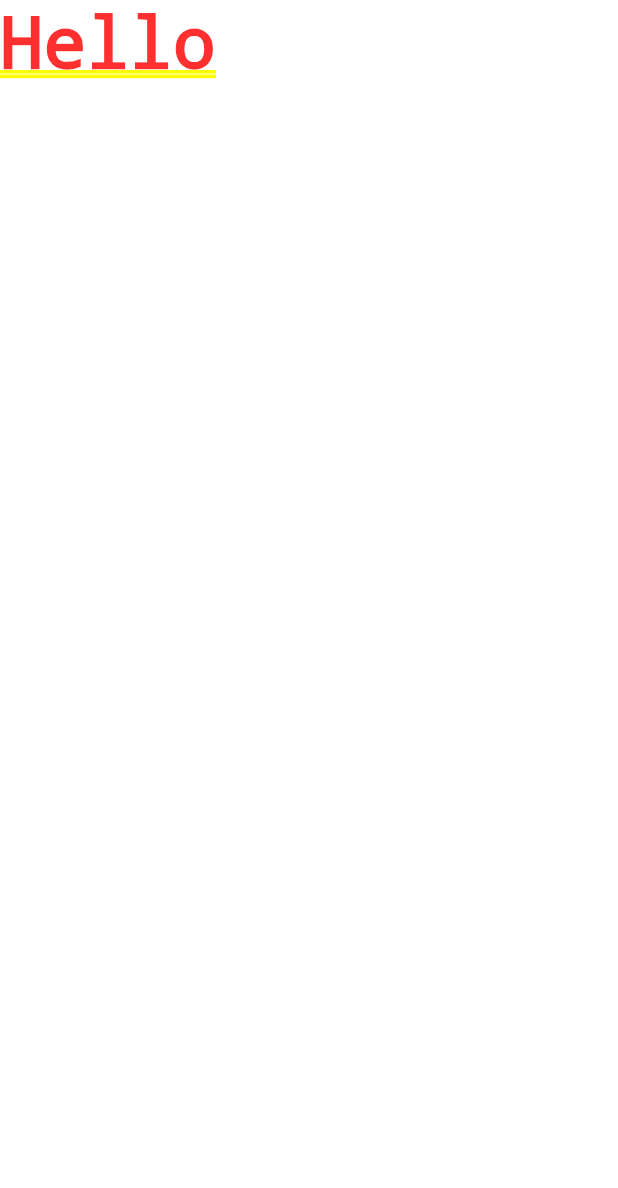
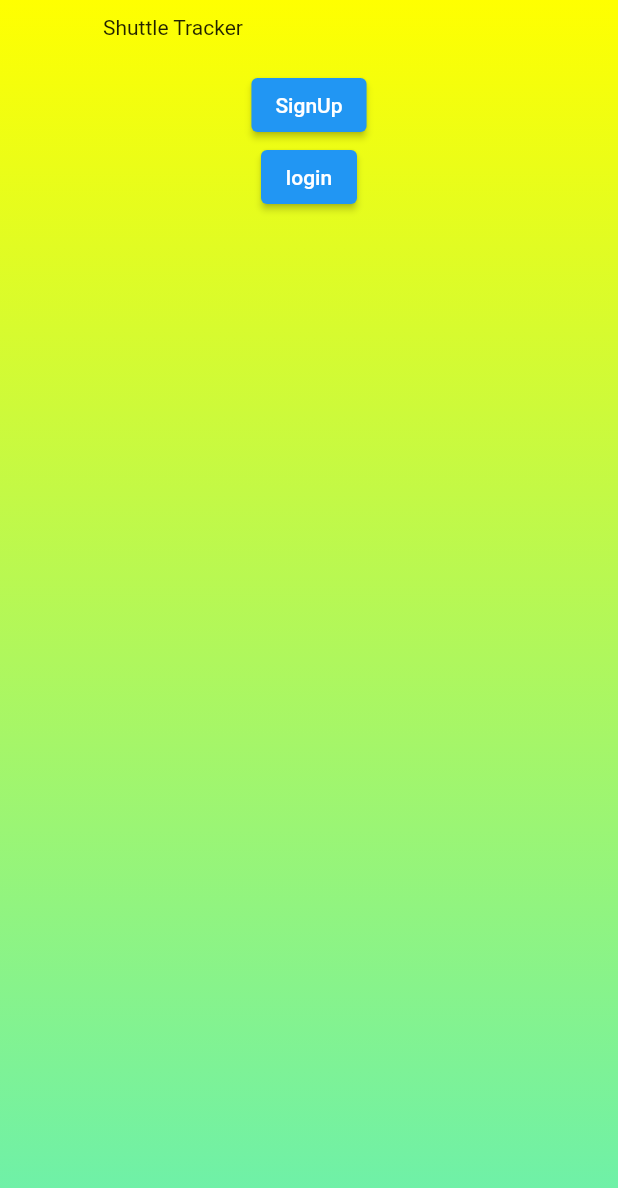
Before and after one commit to SamNyark/Shuttle_Tracker, a Flutter app: the screen it shows after launch, on a phone screen of 412 x 824 dp. Shown: the top 1188 px of the screen. Run offline on Flutter 3.47's test engine with Material 2 defaults, Android fonts, the phone set to English and light mode, and no system bars; missing offline and left inert: dart:html.

Commit message:
Added some component to the welcome page

```diff
--- a/lib/app.dart
+++ b/lib/app.dart
@@ -1,5 +1,5 @@
 import 'package:flutter/material.dart';
-import 'pages/HomePage.dart';
+import 'pages/WelcomePage.dart';
 
 
 class MyApp extends StatelessWidget {
@@ -8,7 +8,7 @@ class MyApp extends StatelessWidget {
   @override
   Widget build(BuildContext context) {
     return MaterialApp(
-      home: HomePage()
+      home: welcomePage(context)
     );
   }
 }
--- a/lib/pages/HomePage.dart
+++ /dev/null
@@ -1,7 +0,0 @@
-import 'package:flutter/material.dart';
-
-Widget HomePage() {
-  return Container(
-    child: Text("Hello"),
-  );
-}
--- /dev/null
+++ b/lib/pages/WelcomePage.dart
@@ -0,0 +1,56 @@
+import 'dart:html';
+
+import 'package:flutter/material.dart';
+
+Widget welcomePage(BuildContext context) {
+  return Scaffold(
+    resizeToAvoidBottomInset: false,
+    body: Container(
+      decoration: BoxDecoration(
+          gradient: LinearGradient(
+              begin: Alignment.topCenter,
+              end: Alignment.bottomCenter,
+              colors: [Colors.yellowAccent, Colors.greenAccent])),
+      child: Column(
+        children: [
+          Container(
+              //logo,
+              ),
+          SizedBox(
+            height: 10,
+          ),
+          Container(
+            width: MediaQuery.of(context).size.width * 2 / 3,
+            child: Text("Shuttle Tracker"),
+          ),
+          SizedBox(
+            height: 20,
+          ),
+          Container(
+              //Told hold detailed information about the app
+              ),
+          ElevatedButton(
+              onPressed: signUpClick, //navigate to the signUp page
+              child: Text(
+                "SignUp",
+                style: TextStyle(),
+              )),
+          ElevatedButton(
+            onPressed: loginClick, //navigate to the signUp page
+            child: Text(
+              "login",
+              style: TextStyle(),
+            ),
+          ),
+          Container(
+              //To hold the copyright symbol
+              )
+        ],
+      ),
+    ),
+  );
+}
+
+void signUpClick() {}
+
+void loginClick() {}
```
Also changed, not shown: 1 other file.
